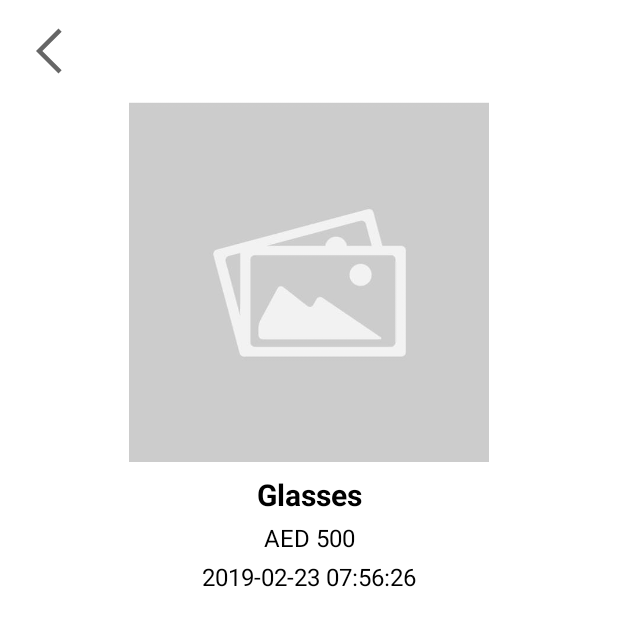
After one commit to twenk11k/CleanArcSimple, an Android app: the layout dialog_listing_detail.xml on its own in the app's theme, with its tools: preview values and no code run, on a phone screen of 412 x 824 dp. The commit adds this screen. Shown: the top 626 px of the screen. Run offline under Robolectric (Android 15) with nearby library versions, the phone set to English and light mode, and no system bars.

Commit message:
Display ListingDetailDialog when listing adapter item is clicked in ListingActivity

```diff
--- /dev/null
+++ b/app/src/main/res/layout/dialog_listing_detail.xml
@@ -0,0 +1,86 @@
+<?xml version="1.0" encoding="utf-8"?>
+<layout xmlns:android="http://schemas.android.com/apk/res/android"
+    xmlns:app="http://schemas.android.com/apk/res-auto"
+    xmlns:tools="http://schemas.android.com/tools">
+
+    <data>
+
+        <variable
+            name="listing"
+            type="com.twenk11k.cleanarcsimple.data.model.response.Listing" />
+
+    </data>
+
+    <androidx.constraintlayout.widget.ConstraintLayout
+        android:layout_width="match_parent"
+        android:layout_height="match_parent"
+        >
+
+        <ImageView
+            android:id="@+id/img_back"
+            android:layout_width="wrap_content"
+            android:layout_height="wrap_content"
+            android:layout_marginStart="@dimen/margin_small"
+            android:padding="@dimen/padding_medium"
+            app:layout_constraintStart_toStartOf="parent"
+            app:layout_constraintTop_toTopOf="parent"
+            app:srcCompat="@drawable/arrow_back_36" />
+
+        <ImageView
+            android:id="@+id/img_product"
+            android:layout_width="@dimen/listing_product_image_size"
+            android:layout_height="@dimen/listing_product_image_size"
+            app:layout_constraintEnd_toEndOf="parent"
+            app:layout_constraintStart_toStartOf="parent"
+            app:layout_constraintTop_toBottomOf="@id/img_back"
+            app:loadImage="@{listing.imageUrls[0]}"
+            tools:srcCompat="@drawable/placeholder" />
+
+        <TextView
+            android:id="@+id/txt_name"
+            android:layout_width="wrap_content"
+            android:layout_height="wrap_content"
+            android:layout_marginTop="@dimen/margin_small"
+            android:maxLines="2"
+            android:text="@{listing.name}"
+            android:textColor="@color/black"
+            android:gravity="center"
+            android:textStyle="bold"
+            android:textSize="@dimen/text_size_high"
+            app:layout_constraintEnd_toEndOf="parent"
+            app:layout_constraintStart_toStartOf="parent"
+            app:layout_constraintTop_toBottomOf="@id/img_product"
+            tools:text="Glasses" />
+
+        <TextView
+            android:id="@+id/txt_price"
+            android:layout_width="wrap_content"
+            android:layout_height="wrap_content"
+            android:maxLines="1"
+            android:text="@{listing.price}"
+            android:gravity="center"
+            android:textColor="@color/black"
+            android:layout_marginTop="@dimen/margin_tiny"
+            android:textSize="@dimen/text_size_medium"
+            app:layout_constraintEnd_toEndOf="parent"
+            app:layout_constraintStart_toStartOf="parent"
+            app:layout_constraintTop_toBottomOf="@id/txt_name"
+            tools:text="AED 500" />
+
+        <TextView
+            android:id="@+id/txt_created_at"
+            android:layout_width="wrap_content"
+            android:layout_height="wrap_content"
+            android:layout_marginTop="@dimen/margin_tiny"
+            android:text="@{listing.parseCreatedAt()}"
+            android:textColor="@color/black"
+            android:gravity="center"
+            android:textSize="@dimen/text_size_medium"
+            app:layout_constraintEnd_toEndOf="parent"
+            app:layout_constraintStart_toStartOf="parent"
+            app:layout_constraintTop_toBottomOf="@id/txt_price"
+            tools:text="2019-02-23 07:56:26" />
+
+    </androidx.constraintlayout.widget.ConstraintLayout>
+
+</layout>
--- a/app/src/main/res/values/themes.xml
+++ b/app/src/main/res/values/themes.xml
@@ -13,4 +13,10 @@
         <item name="android:statusBarColor" tools:targetApi="l">?attr/colorPrimaryVariant</item>
         <!-- Customize your theme here. -->
     </style>
+
+    <style name="DialogTheme" parent="Theme.MaterialComponents.Light.Dialog">
+        <item name="android:windowIsFloating">false</item>
+        <item name="android:windowBackground">@android:color/white</item>
+    </style>
+
 </resources>
```
Also changed, not shown: app/src/main/java/com/twenk11k/cleanarcsimple/ui/listing/ListingActivity.kt (+10 -1 lines), app/src/main/java/com/twenk11k/cleanarcsimple/ui/listing/detail/ListingDetailDialog.kt (added, +53 -0 lines).
